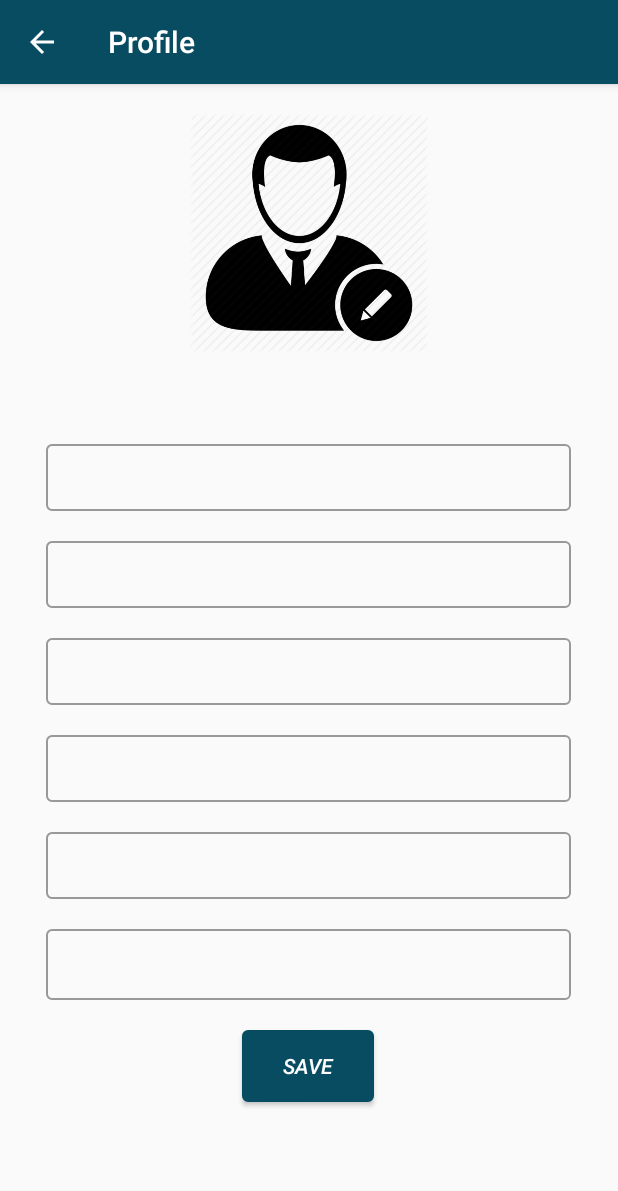
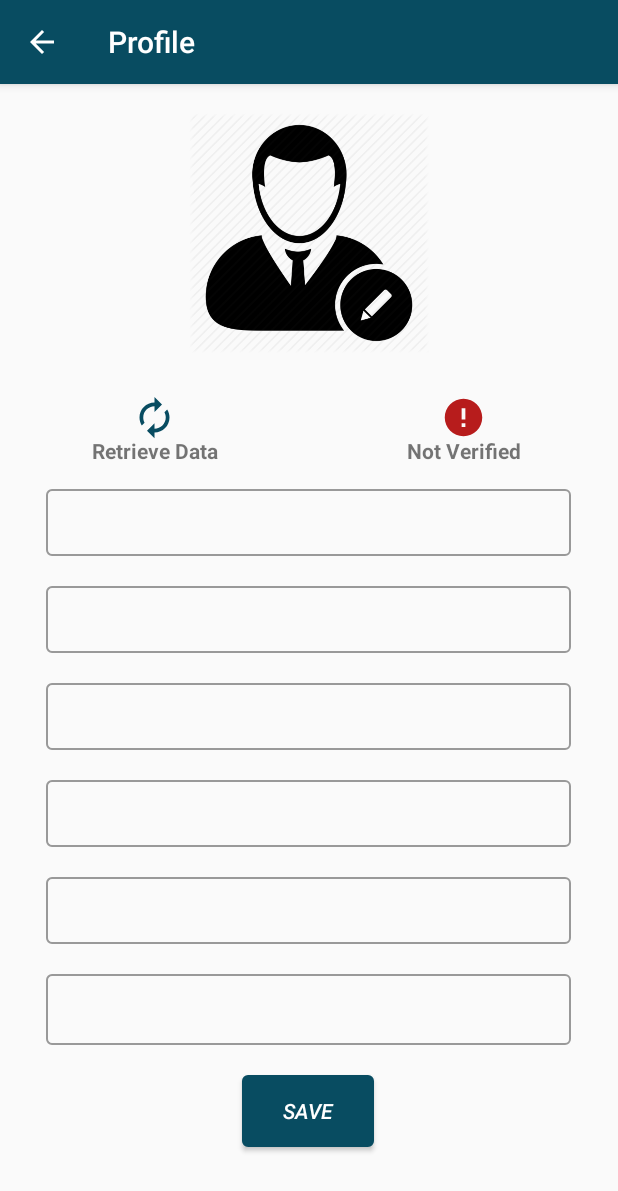
Before and after one commit to vasu2907/SocialCode, an Android app: the UpdateProfile screen opened directly, with no data from a screen before it, on a phone screen of 412 x 824 dp. Shown: the top 1191 px of the screen. Run offline under Robolectric (Android 15) with nearby library versions, the phone set to English and light mode, and no system bars; our stand-ins replace Firebase (no records; nobody signed in at launch, a user with empty details on screens opened directly); pictures from the network do not load; Roboto replaces fonts that are not available here; 1 statement that could not run was skipped.

Commit message:
added UI for retrieve button and verify_user button

```diff
--- /dev/null
+++ b/app/src/main/res/drawable/retrieve.xml
@@ -0,0 +1,5 @@
+<vector android:height="24dp" android:tint="#084C61"
+    android:viewportHeight="24.0" android:viewportWidth="24.0"
+    android:width="24dp" xmlns:android="http://schemas.android.com/apk/res/android">
+    <path android:fillColor="#FF000000" android:pathData="M12,6v3l4,-4 -4,-4v3c-4.42,0 -8,3.58 -8,8 0,1.57 0.46,3.03 1.24,4.26L6.7,14.8c-0.45,-0.83 -0.7,-1.79 -0.7,-2.8 0,-3.31 2.69,-6 6,-6zM18.76,7.74L17.3,9.2c0.44,0.84 0.7,1.79 0.7,2.8 0,3.31 -2.69,6 -6,6v-3l-4,4 4,4v-3c4.42,0 8,-3.58 8,-8 0,-1.57 -0.46,-3.03 -1.24,-4.26z"/>
+</vector>
--- a/app/src/main/res/layout/activity_update_profile.xml
+++ b/app/src/main/res/layout/activity_update_profile.xml
@@ -112,8 +112,63 @@
                 <!--android:text="Email" />-->
         <!--</LinearLayout>-->
         <LinearLayout
+            android:layout_width="match_parent"
+            android:layout_height="60dp"
+            android:weightSum="1"
+            android:orientation="vertical"
+            >
+            <LinearLayout
+                android:layout_width="match_parent"
+                android:layout_height="30dp"
+                android:layout_weight="0.5">
+                <ImageView
+                    android:id="@+id/retrieve_data"
+                    android:layout_width="30dp"
+                    android:layout_height="30dp"
+                    android:src="@drawable/retrieve"
+                    android:layout_gravity="center"
+                    android:layout_weight="0.5"
+                    />
+                <ImageView
+                    android:id="@+id/verify_user"
+                    android:layout_width="30dp"
+                    android:layout_height="30dp"
+                    android:src="@drawable/not_verified_user"
+                    android:layout_gravity="center"
+                    android:layout_weight="0.5"
+                    />
+            </LinearLayout>
+            <LinearLayout
+                android:layout_width="match_parent"
+                android:layout_weight="0.5"
+                android:layout_height="10dp"
+                android:weightSum="1"
+                android:layout_marginTop="-10dp"
+                android:orientation="horizontal">
+                <TextView
+                    android:id="@+id/retrieve_msg"
+                    android:layout_width="30dp"
+                    android:layout_height="30dp"
+                    android:text="Retrieve Data"
+                    android:textAlignment="center"
+                    android:textStyle="bold"
+                    android:layout_weight="0.5"/>
+                <TextView
+                    android:id="@+id/verify_msg"
+                    android:layout_width="30dp"
+                    android:layout_height="30dp"
+                    android:layout_weight="0.5"
+                    android:text="Not Verified"
+                    android:textStyle="bold"
+                    android:textAlignment="center"/>
+            </LinearLayout>
+
+
+        </LinearLayout>
+
+        <LinearLayout
             android:layout_gravity="center"
-            android:layout_marginTop="40dp"
+            android:layout_marginTop="10dp"
             android:gravity="center"
             android:orientation="vertical"
             android:layout_width="350dp"
```
